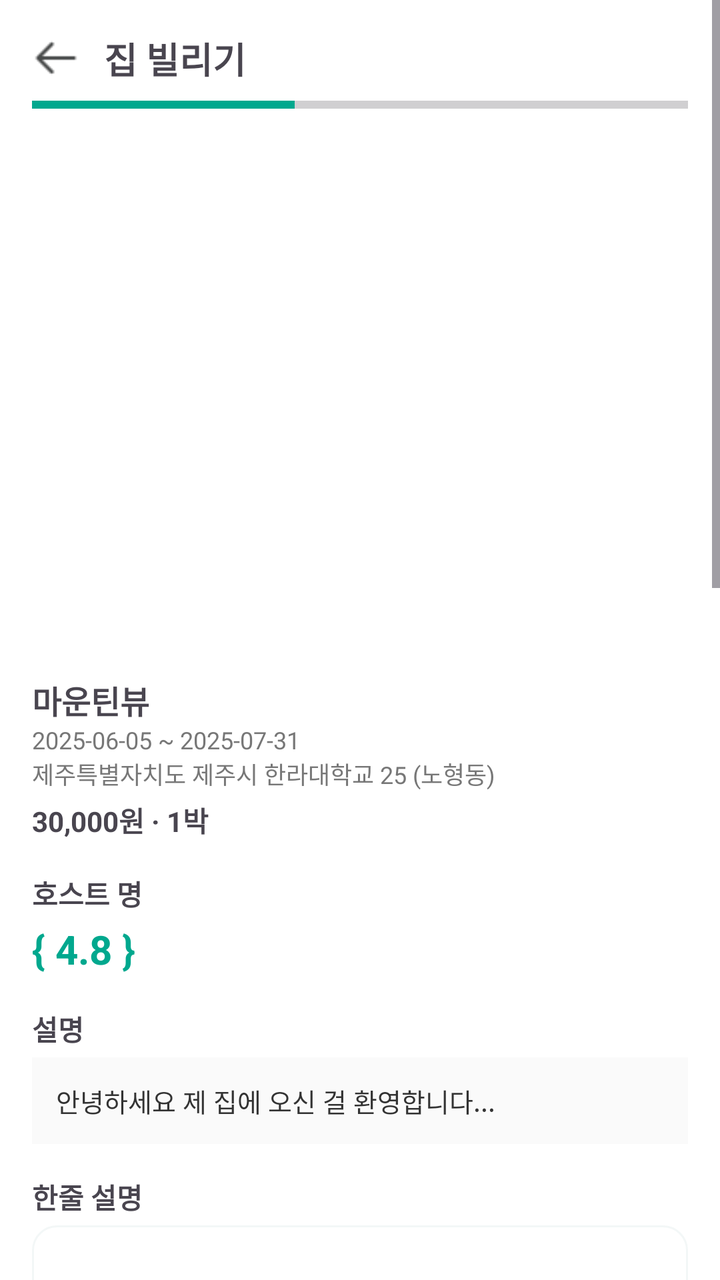
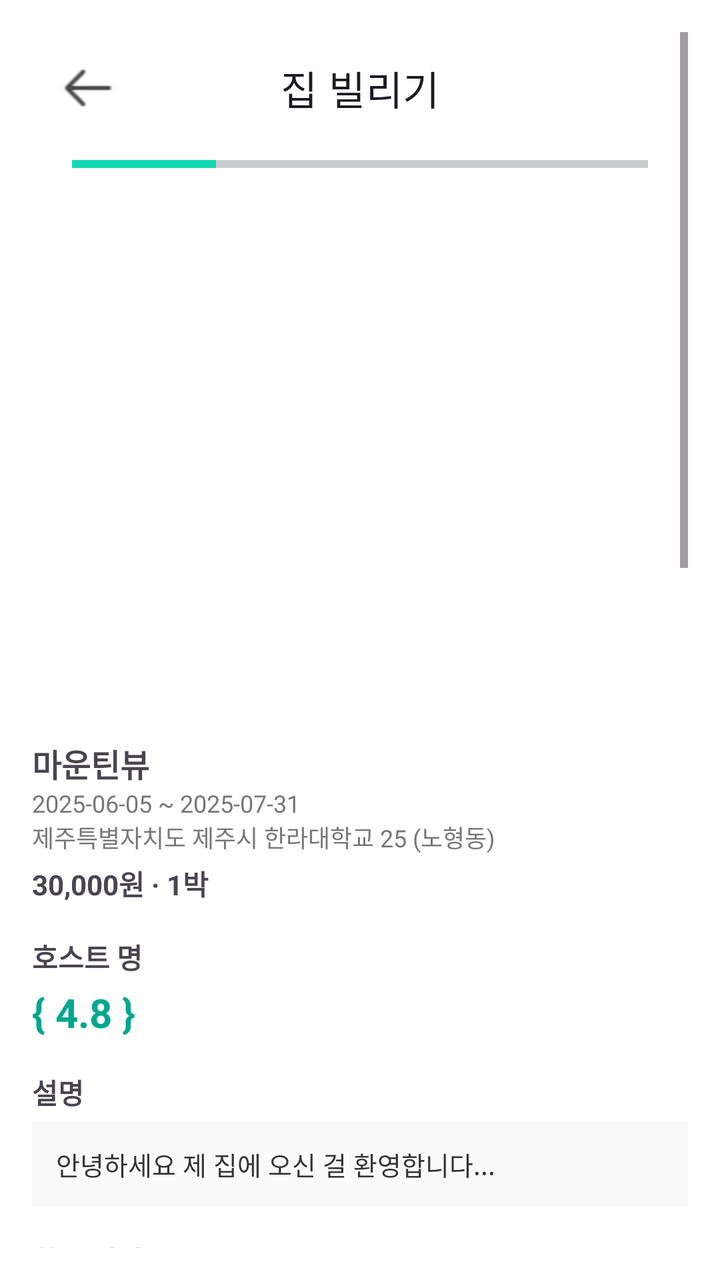

Two renders of the same Android screen: before a commit and after it. Below are the layout's source before the change and the commit's diff.
<!-- AndroidManifest.xml: application theme Theme.JJB20 -->
<!-- res/layout/activity_rent_house_detail_page.xml -->
<?xml version="1.0" encoding="utf-8"?>
<ScrollView xmlns:android="http://schemas.android.com/apk/res/android"
    xmlns:app="http://schemas.android.com/apk/res-auto"
    android:layout_width="match_parent"
    android:layout_height="match_parent"
    android:fillViewport="true"
    android:background="#FFFFFF">

    <LinearLayout
        android:layout_width="match_parent"
        android:layout_height="wrap_content"
        android:orientation="vertical"
        android:padding="16dp">

        
        <LinearLayout
            android:layout_width="match_parent"
            android:layout_height="wrap_content"
            android:gravity="center_vertical"
            android:orientation="horizontal">

            <ImageView
                android:id="@+id/btnBack"
                android:layout_width="24dp"
                android:layout_height="24dp"
                android:src="@drawable/ic_back"
                android:contentDescription="뒤로가기" />

            <TextView
                android:layout_width="wrap_content"
                android:layout_height="wrap_content"
                android:text="집 빌리기"
                android:textSize="18sp"
                android:textStyle="bold"
                android:layout_marginStart="12dp" />
        </LinearLayout>

        <ProgressBar
            style="?android:attr/progressBarStyleHorizontal"
            android:layout_width="match_parent"
            android:layout_height="4dp"
            android:progress="40"
            android:progressTint="#00A88E"
            android:layout_marginTop="8dp" />

        
        <androidx.viewpager2.widget.ViewPager2
            android:id="@+id/viewPagerImages"
            android:layout_width="match_parent"
            android:layout_height="260dp"
            android:orientation="vertical"
            android:layout_marginTop="16dp"
            android:clipToPadding="false"
            android:clipChildren="false" />

        
        <TextView
            android:id="@+id/textTitle"
            android:layout_width="wrap_content"
            android:layout_height="wrap_content"
            android:text="마운틴뷰"
            android:textSize="16sp"
            android:textStyle="bold"
            android:layout_marginTop="8dp" />

        <TextView
            android:id="@+id/textDate"
            android:layout_width="wrap_content"
            android:layout_height="wrap_content"
            android:text="2025-06-05 ~ 2025-07-31"
            android:textSize="12sp"
            android:textColor="#777" />

        <TextView
            android:id="@+id/textAddress"
            android:layout_width="wrap_content"
            android:layout_height="wrap_content"
            android:text="제주특별자치도 제주시 한라대학교 25 (노형동)"
            android:textSize="12sp"
            android:textColor="#777" />

        <TextView
            android:id="@+id/textPrice"
            android:layout_width="wrap_content"
            android:layout_height="wrap_content"
            android:text="30,000원 · 1박"
            android:textSize="14sp"
            android:textStyle="bold"
            android:layout_marginTop="4dp" />

        
        <TextView
            android:layout_width="wrap_content"
            android:layout_height="wrap_content"
            android:text="호스트 명"
            android:textStyle="bold"
            android:layout_marginTop="16dp" />

        <TextView
            android:id="@+id/textHostName"
            android:layout_width="wrap_content"
            android:layout_height="wrap_content"
            android:text="{ 4.8 }"
            android:textColor="#00A88E"
            android:textSize="20sp"
            android:textStyle="bold"
            android:layout_marginTop="4dp" />

        
        <TextView
            android:layout_width="wrap_content"
            android:layout_height="wrap_content"
            android:text="설명"
            android:textStyle="bold"
            android:layout_marginTop="16dp" />

        <TextView
            android:id="@+id/textDescription"
            android:layout_width="match_parent"
            android:layout_height="wrap_content"
            android:layout_marginTop="4dp"
            android:textSize="13sp"
            android:textColor="#333333"
            android:background="#FAFAFA"
            android:padding="12dp"
            android:text="안녕하세요 제 집에 오신 걸 환영합니다..." />

        
        <TextView
            android:layout_width="wrap_content"
            android:layout_height="wrap_content"
            android:text="한줄 설명"
            android:textStyle="bold"
            android:layout_marginTop="16dp" />

        <TextView
            android:id="@+id/textShortDescription"
            android:layout_width="match_parent"
            android:layout_height="wrap_content"
            android:layout_marginTop="4dp"
            android:padding="10dp"
            android:textColor="#333333"
            android:background="@drawable/edittext_border" />

        
        <TextView
            android:layout_width="wrap_content"
            android:layout_height="wrap_content"
            android:text="위치"
            android:textStyle="bold"
            android:layout_marginTop="16dp" />

        <FrameLayout
            android:layout_width="match_parent"
            android:layout_height="180dp"
            android:layout_marginTop="8dp"
            android:background="#E8F8D8">
            <TextView
                android:layout_width="wrap_content"
                android:layout_height="wrap_content"
                android:text="지도"
                android:layout_gravity="center" />
        </FrameLayout>

        
        <TextView
            android:layout_width="wrap_content"
            android:layout_height="wrap_content"
            android:text="리뷰"
            android:textStyle="bold"
            android:layout_marginTop="16dp" />

        <androidx.recyclerview.widget.RecyclerView
            android:id="@+id/recyclerReviews"
            android:layout_width="match_parent"
            android:layout_height="wrap_content"
            android:layout_marginTop="8dp"
            android:overScrollMode="never" />

        
        <TextView
            android:layout_width="wrap_content"
            android:layout_height="wrap_content"
            android:text="집을 빌릴 기간을 선택해주세요"
            android:textColor="#00A88E"
            android:textStyle="bold"
            android:layout_marginTop="20dp"
            android:layout_gravity="center_horizontal" />

        <CalendarView
            android:id="@+id/calendarView"
            android:layout_width="match_parent"
            android:layout_height="wrap_content"
            android:layout_marginTop="8dp"
            android:focusedMonthDateColor="#00A88E"
            android:weekSeparatorLineColor="@android:color/transparent"
             />

        <Button
            android:id="@+id/btnNext"
            android:layout_width="match_parent"
            android:layout_height="50dp"
            android:layout_marginTop="20dp"
            android:text="다음"
            android:textColor="#FFFFFF"
            android:enabled="false"
            android:backgroundTint="#A9A9A9" />
    </LinearLayout>
</ScrollView>
<!-- resources referenced by this layout -->
<resources>
  <!-- drawable edittext_border (drawable) -->
  <?xml version="1.0" encoding="utf-8"?>
  <shape xmlns:android="http://schemas.android.com/apk/res/android"
      android:shape="rectangle">
  
      
      <solid android:color="#FFFFFF" />
  
      
      <stroke
          android:color="@color/basic1"
      android:width="1dp" />
  
      
      <corners android:radius="12dp" />
  
      
      <padding
          android:left="8dp"
          android:right="8dp"
          android:top="6dp"
          android:bottom="6dp" />
  </shape>
  <!-- drawable ic_back: png bitmap (drawable, 341 bytes) -->
  <style name="Theme.JJB20" parent="Base.Theme.JJB20" />
  <color name="basic1">#F3F7F7</color>
  <style name="Base.Theme.JJB20" parent="Theme.Material3.DayNight.NoActionBar">
          
          
      </style>
</resources>

<!-- the commit's change to res/layout/activity_rent_house_detail_page.xml (unified diff, before → after) -->
@@ -4,54 +4,78 @@
     android:layout_width="match_parent"
     android:layout_height="match_parent"
     android:fillViewport="true"
-    android:background="#FFFFFF">
-
-    <LinearLayout
+    android:background="#FFFFFF"
+    android:padding="16dp"
+    >
+
+    <androidx.constraintlayout.widget.ConstraintLayout
         android:layout_width="match_parent"
         android:layout_height="wrap_content"
-        android:orientation="vertical"
-        android:padding="16dp">
+        >
+
+        
+        <com.google.android.material.appbar.MaterialToolbar
+            android:id="@+id/toolbar"
+            style="@style/Widget.MaterialComponents.Toolbar"
+            android:layout_width="0dp"
+            android:layout_height="wrap_content"
+            app:navigationIcon="@drawable/ic_back"
+            app:title="집 빌리기"
+            app:titleCentered="true"
+            app:layout_constraintTop_toTopOf="parent"
+            app:layout_constraintStart_toStartOf="parent"
+            app:layout_constraintEnd_toEndOf="parent" />
 
         
         <LinearLayout
-            android:layout_width="match_parent"
-            android:layout_height="wrap_content"
-            android:gravity="center_vertical"
-            android:orientation="horizontal">
-
-            <ImageView
-                android:id="@+id/btnBack"
-                android:layout_width="24dp"
-                android:layout_height="24dp"
-                android:src="@drawable/ic_back"
-                android:contentDescription="뒤로가기" />
-
-            <TextView
-                android:layout_width="wrap_content"
-                android:layout_height="wrap_content"
-                android:text="집 빌리기"
-                android:textSize="18sp"
-                android:textStyle="bold"
-                android:layout_marginStart="12dp" />
+            android:id="@+id/progressRow"
+            android:layout_width="0dp"
+            android:layout_height="6dp"
+            android:layout_marginTop="8dp"
+            android:orientation="horizontal"
+            android:paddingStart="20dp"
+            android:paddingEnd="20dp"
+            app:layout_constraintTop_toBottomOf="@id/toolbar"
+            app:layout_constraintStart_toStartOf="parent"
+            app:layout_constraintEnd_toEndOf="parent">
+
+            <View
+                android:layout_width="0dp"
+                android:layout_height="4dp"
+                android:layout_weight="1"
+                android:background="#14D8B4" />
+
+            <View
+                android:layout_width="0dp"
+                android:layout_height="4dp"
+                android:layout_weight="1"
+                android:background="@color/basic2" />
+
+            <View
+                android:layout_width="0dp"
+                android:layout_height="4dp"
+                android:layout_weight="1"
+                android:background="@color/basic2" />
+
+            <View
+                android:layout_width="0dp"
+                android:layout_height="4dp"
+                android:layout_weight="1"
+                android:background="@color/basic2" />
         </LinearLayout>
-
-        <ProgressBar
-            style="?android:attr/progressBarStyleHorizontal"
-            android:layout_width="match_parent"
-            android:layout_height="4dp"
-            android:progress="40"
-            android:progressTint="#00A88E"
-            android:layout_marginTop="8dp" />
 
         
         <androidx.viewpager2.widget.ViewPager2
             android:id="@+id/viewPagerImages"
-            android:layout_width="match_parent"
+            android:layout_width="0dp"
             android:layout_height="260dp"
             android:orientation="vertical"
             android:layout_marginTop="16dp"
             android:clipToPadding="false"
-            android:clipChildren="false" />
+            android:clipChildren="false"
+            app:layout_constraintTop_toBottomOf="@id/progressRow"
+            app:layout_constraintStart_toStartOf="parent"
+            app:layout_constraintEnd_toEndOf="parent" />
 
         
         <TextView
@@ -61,7 +85,9 @@
             android:text="마운틴뷰"
             android:textSize="16sp"
             android:textStyle="bold"
-            android:layout_marginTop="8dp" />
+            android:layout_marginTop="8dp"
+            app:layout_constraintTop_toBottomOf="@id/viewPagerImages"
+            app:layout_constraintStart_toStartOf="parent" />
 
         <TextView
             android:id="@+id/textDate"
@@ -69,7 +95,9 @@
             android:layout_height="wrap_content"
             android:text="2025-06-05 ~ 2025-07-31"
             android:textSize="12sp"
-            android:textColor="#777" />
+            android:textColor="#777"
+            app:layout_constraintTop_toBottomOf="@id/textTitle"
+            app:layout_constraintStart_toStartOf="parent" />
 
         <TextView
             android:id="@+id/textAddress"
@@ -77,7 +105,9 @@
             android:layout_height="wrap_content"
             android:text="제주특별자치도 제주시 한라대학교 25 (노형동)"
             android:textSize="12sp"
-            android:textColor="#777" />
+            android:textColor="#777"
+            app:layout_constraintTop_toBottomOf="@id/textDate"
+            app:layout_constraintStart_toStartOf="parent" />
 
         <TextView
             android:id="@+id/textPrice"
@@ -86,15 +116,20 @@
             android:text="30,000원 · 1박"
             android:textSize="14sp"
             android:textStyle="bold"
-            android:layout_marginTop="4dp" />
-
-        
-        <TextView
+            android:layout_marginTop="4dp"
+            app:layout_constraintTop_toBottomOf="@id/textAddress"
+            app:layout_constraintStart_toStartOf="parent" />
+
+        
+        <TextView
+            android:id="@+id/textHostLabel"
             android:layout_width="wrap_content"
             android:layout_height="wrap_content"
             android:text="호스트 명"
             android:textStyle="bold"
-            android:layout_marginTop="16dp" />
+            android:layout_marginTop="16dp"
+            app:layout_constraintTop_toBottomOf="@id/textPrice"
+            app:layout_constraintStart_toStartOf="parent" />
 
         <TextView
             android:id="@+id/textHostName"
@@ -104,57 +139,79 @@
             android:textColor="#00A88E"
             android:textSize="20sp"
             android:textStyle="bold"
-            android:layout_marginTop="4dp" />
-
-        
-        <TextView
+            android:layout_marginTop="4dp"
+            app:layout_constraintTop_toBottomOf="@id/textHostLabel"
+            app:layout_constraintStart_toStartOf="parent" />
+
+        
+        <TextView
+            android:id="@+id/textDescriptionLabel"
             android:layout_width="wrap_content"
             android:layout_height="wrap_content"
             android:text="설명"
             android:textStyle="bold"
-            android:layout_marginTop="16dp" />
+            android:layout_marginTop="16dp"
+            app:layout_constraintTop_toBottomOf="@id/textHostName"
+            app:layout_constraintStart_toStartOf="parent" />
 
         <TextView
             android:id="@+id/textDescription"
-            android:layout_width="match_parent"
+            android:layout_width="0dp"
             android:layout_height="wrap_content"
             android:layout_marginTop="4dp"
             android:textSize="13sp"
             android:textColor="#333333"
             android:background="#FAFAFA"
             android:padding="12dp"
-            android:text="안녕하세요 제 집에 오신 걸 환영합니다..." />
-
-        
-        <TextView
+            android:text="안녕하세요 제 집에 오신 걸 환영합니다..."
+            app:layout_constraintTop_toBottomOf="@id/textDescriptionLabel"
+            app:layout_constraintStart_toStartOf="parent"
+            app:layout_constraintEnd_toEndOf="parent" />
+
+        
+        <TextView
+            android:id="@+id/textShortDescLabel"
             android:layout_width="wrap_content"
             android:layout_height="wrap_content"
             android:text="한줄 설명"
             android:textStyle="bold"
-            android:layout_marginTop="16dp" />
+            android:layout_marginTop="16dp"
+            app:layout_constraintTop_toBottomOf="@id/textDescription"
+            app:layout_constraintStart_toStartOf="parent" />
 
         <TextView
             android:id="@+id/textShortDescription"
-            android:layout_width="match_parent"
+            android:layout_width="0dp"
             android:layout_height="wrap_content"
             android:layout_marginTop="4dp"
             android:padding="10dp"
             android:textColor="#333333"
-            android:background="@drawable/edittext_border" />
-
-        
-        <TextView
+            android:background="@drawable/edittext_border"
+            app:layout_constraintTop_toBottomOf="@id/textShortDescLabel"
+            app:layout_constraintStart_toStartOf="parent"
+            app:layout_constraintEnd_toEndOf="parent" />
+
+        
+        <TextView
+            android:id="@+id/textMapLabel"
             android:layout_width="wrap_content"
             android:layout_height="wrap_content"
             android:text="위치"
             android:textStyle="bold"
-            android:layout_marginTop="16dp" />
+            android:layout_marginTop="16dp"
+            app:layout_constraintTop_toBottomOf="@id/textShortDescription"
+            app:layout_constraintStart_toStartOf="parent" />
 
         <FrameLayout
-            android:layout_width="match_parent"
+            android:id="@+id/mapFrame"
+            android:layout_width="0dp"
             android:layout_height="180dp"
             android:layout_marginTop="8dp"
-            android:background="#E8F8D8">
+            android:background="#E8F8D8"
+            app:layout_constraintTop_toBottomOf="@id/textMapLabel"
+            app:layout_constraintStart_toStartOf="parent"
+            app:layout_constraintEnd_toEndOf="parent">
+
             <TextView
                 android:layout_width="wrap_content"
                 android:layout_height="wrap_content"
@@ -164,46 +221,64 @@
 
         
         <TextView
+            android:id="@+id/textReviewLabel"
             android:layout_width="wrap_content"
             android:layout_height="wrap_content"
             android:text="리뷰"
             android:textStyle="bold"
-            android:layout_marginTop="16dp" />
+            android:layout_marginTop="16dp"
+            app:layout_constraintTop_toBottomOf="@id/mapFrame"
+            app:layout_constraintStart_toStartOf="parent" />
 
         <androidx.recyclerview.widget.RecyclerView
             android:id="@+id/recyclerReviews"
-            android:layout_width="match_parent"
-            android:layout_height="wrap_content"
-            android:layout_marginTop="8dp"
-            android:overScrollMode="never" />
-
-        
-        <TextView
+            android:layout_width="0dp"
+            android:layout_height="wrap_content"
+            android:layout_marginTop="8dp"
+            android:overScrollMode="never"
+            app:layout_constraintTop_toBottomOf="@id/textReviewLabel"
+            app:layout_constraintStart_toStartOf="parent"
+            app:layout_constraintEnd_toEndOf="parent" />
+
+        
+        <TextView
+            android:id="@+id/textCalendarLabel"
             android:layout_width="wrap_content"
             android:layout_height="wrap_content"
             android:text="집을 빌릴 기간을 선택해주세요"
             android:textColor="#00A88E"
             android:textStyle="bold"
             android:layout_marginTop="20dp"
-            android:layout_gravity="center_horizontal" />
+            app:layout_constraintTop_toBottomOf="@id/recyclerReviews"
+            app:layout_constraintStart_toStartOf="parent"
+            app:layout_constraintEnd_toEndOf="parent"
+            app:layout_constraintHorizontal_bias="0.5" />
 
         <CalendarView
             android:id="@+id/calendarView"
-            android:layout_width="match_parent"
+            android:layout_width="0dp"
             android:layout_height="wrap_content"
             android:layout_marginTop="8dp"
             android:focusedMonthDateColor="#00A88E"
             android:weekSeparatorLineColor="@android:color/transparent"
-             />
-
-        <Button
+            app:layout_constraintTop_toBottomOf="@id/textCalendarLabel"
+            app:layout_constraintStart_toStartOf="parent"
+            app:layout_constraintEnd_toEndOf="parent" />
+
+
+        <androidx.appcompat.widget.AppCompatButton
             android:id="@+id/btnNext"
-            android:layout_width="match_parent"
-            android:layout_height="50dp"
-            android:layout_marginTop="20dp"
+            android:layout_width="0dp"
+            android:layout_height="72dp"
+            android:layout_margin="20dp"
             android:text="다음"
-            android:textColor="#FFFFFF"
-            android:enabled="false"
-            android:backgroundTint="#A9A9A9" />
-    </LinearLayout>
+            app:cornerRadius="16dp"
+            android:background="@drawable/btn_mainbtn"
+            android:textColor="@color/basic1"
+            app:layout_constraintTop_toBottomOf="@id/calendarView"
+            app:layout_constraintBottom_toBottomOf="parent"
+            app:layout_constraintStart_toStartOf="parent"
+            app:layout_constraintEnd_toEndOf="parent" />
+
+    </androidx.constraintlayout.widget.ConstraintLayout>
 </ScrollView>
<!-- resource entries referenced after the edit -->
@@ -25,7 +25,23 @@
   </shape>
   <!-- drawable ic_back: png bitmap (drawable, 341 bytes) -->
   <style name="Theme.JJB20" parent="Base.Theme.JJB20" />
+  <color name="mainColor1">#00CBA8</color>
   <color name="basic1">#F3F7F7</color>
+  <color name="basic2">#C9CFCF</color>
+  <!-- drawable btn_mainbtn (drawable) -->
+  <?xml version="1.0" encoding="utf-8"?>
+  <shape xmlns:android="http://schemas.android.com/apk/res/android"
+      android:shape="rectangle">
+  
+      
+      <solid android:color="@color/mainColor1" />
+  
+  
+  
+      
+      <corners android:radius="20dp" />
+  
+  </shape>
   <style name="Base.Theme.JJB20" parent="Theme.Material3.DayNight.NoActionBar">
           
           
